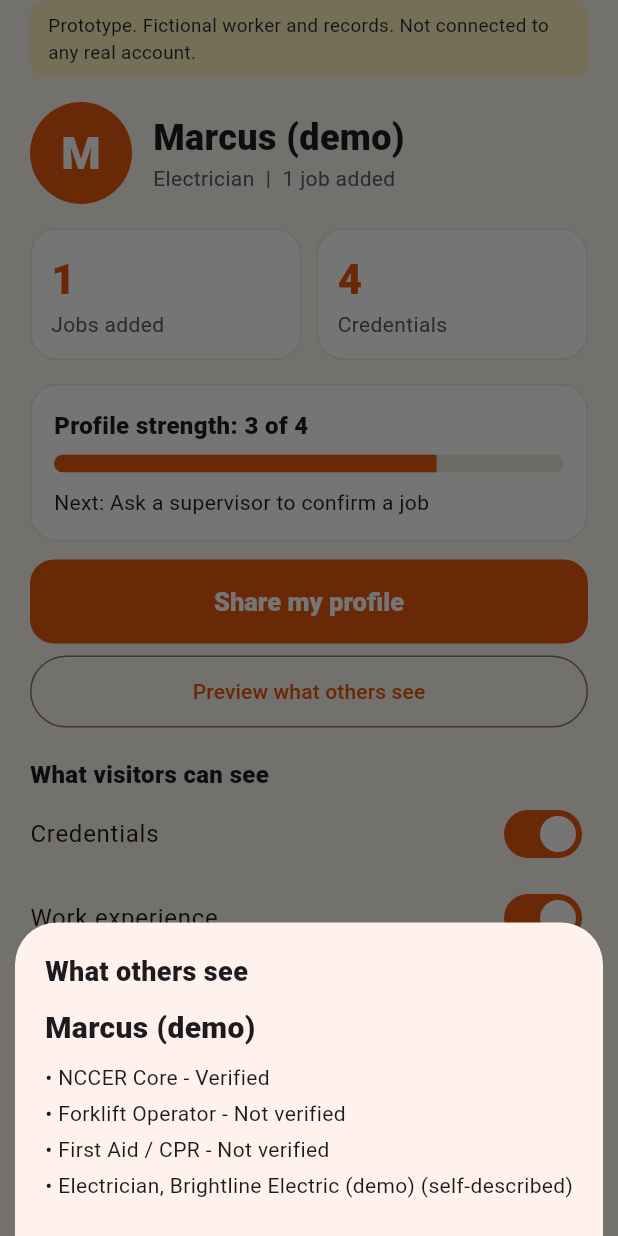
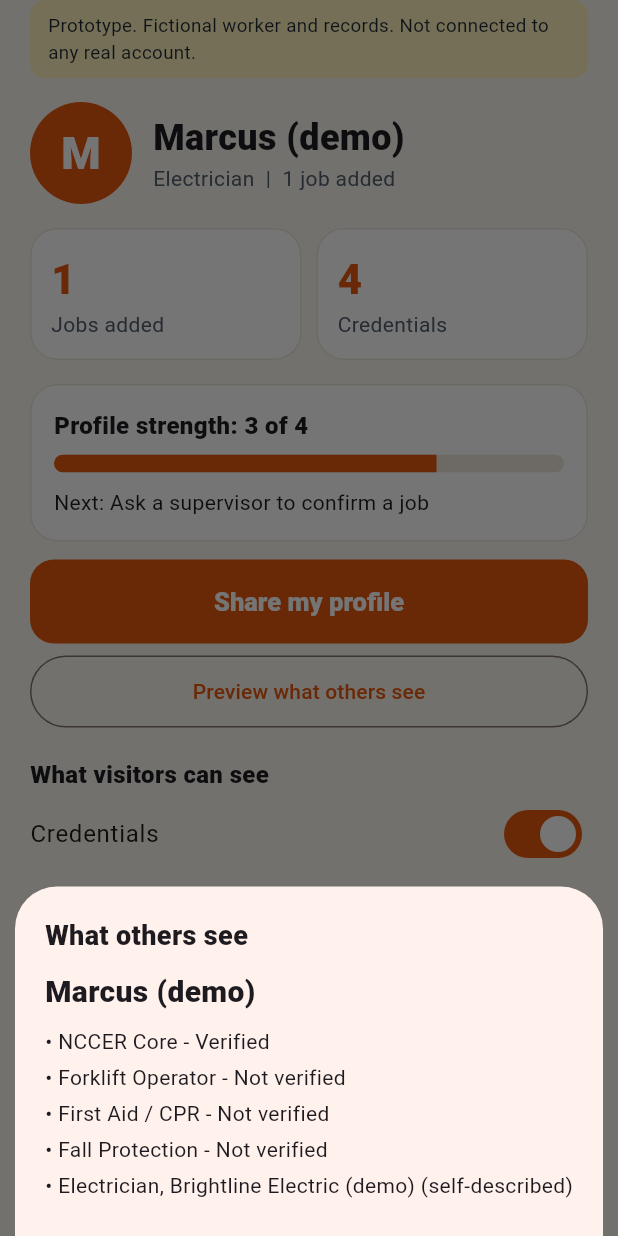
Before and after one commit to kunaxar/worker-next-step, a Flutter app: the ProfileTab widget shown alone on an empty page, opened directly, after a tap on "Preview what others see", on a phone screen of 412 x 824 dp. Run offline on Flutter 3.47's test engine with Material 3 defaults, Android fonts, the phone set to English and light mode, and no system bars.

Commit message:
Update profile.dart

```diff
--- a/lib/profile.dart
+++ b/lib/profile.dart
@@ -101,7 +101,7 @@ class _ProfileTabState extends State<ProfileTab> {
               const SizedBox(height: 10),
               const Text('Marcus (demo)', style: TextStyle(fontSize: 20, fontWeight: FontWeight.w900)),
               const SizedBox(height: 8),
-              if (shareCreds) for (final c in creds.take(3)) Padding(padding: const EdgeInsets.only(bottom: 4), child: Text('• ${c.name} - ${c.verified ? 'Verified' : 'Not verified'}')),
+              if (shareCreds) for (final c in creds) Padding(padding: const EdgeInsets.only(bottom: 4), child: Text('• ${c.name} - ${c.verified ? 'Verified' : 'Not verified'}')),
               if (shareWork) for (final w in works) Padding(padding: const EdgeInsets.only(bottom: 4), child: Text('• ${w.trade.name}, ${w.employer} (${w.status == 'self' ? 'self-described' : 'waiting for supervisor'})')),
               if (!shareCreds && !shareWork) const Text('Nothing is shared right now.'),
             ]),
```
